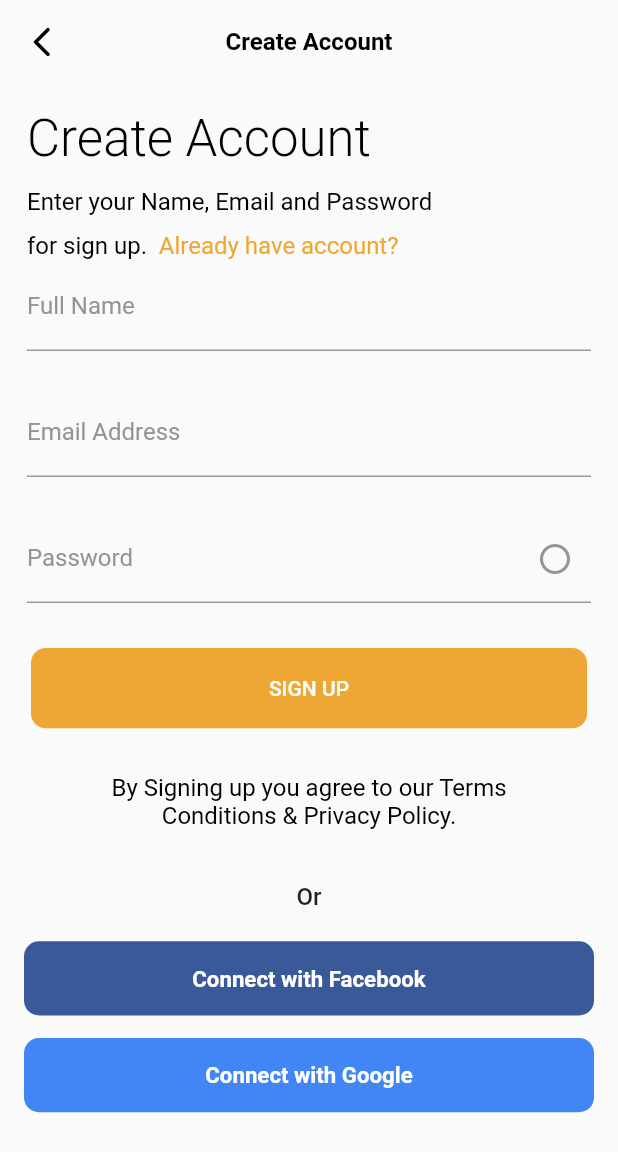
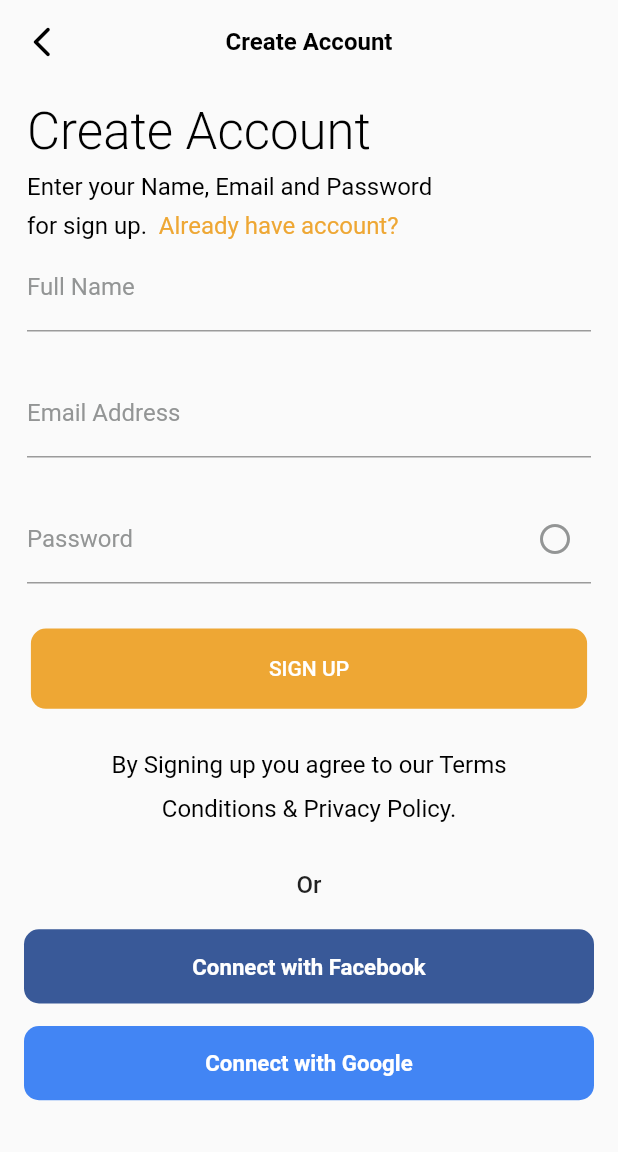
Before and after one commit to bimm1010/food_service, a Flutter app: the CreateAccScreen screen opened by its route, on a phone screen of 412 x 824 dp. Shown: the top 1152 px of the screen. Run offline on Flutter 3.47's test engine with Material 2 defaults, Android fonts, the phone set to English and light mode, and no system bars; our stand-ins replace flutter_riverpod, flutter_svg.

Commit message:
change something

```diff
--- a/lib/pages/createAccScreen/btn_login_fb_gg.dart
+++ b/lib/pages/createAccScreen/btn_login_fb_gg.dart
@@ -9,7 +9,7 @@ class BtnFbGg extends StatelessWidget {
   Widget build(BuildContext context) {
     final size = MediaQuery.of(context).size;
     return Padding(
-      padding: const EdgeInsets.only(top: 35, left: 16, right: 16),
+      padding: const EdgeInsets.only(top: 30, left: 16, right: 16),
       child: Column(
         children: [
           const Padding(
--- a/lib/pages/createAccScreen/form_create_acc.dart
+++ b/lib/pages/createAccScreen/form_create_acc.dart
@@ -63,7 +63,7 @@ class FormCreateAcc extends ConsumerWidget {
             autocorrect: false,
           ),
           Padding(
-            padding: const EdgeInsets.only(top: 30, bottom: 30),
+            padding: const EdgeInsets.only(top: 30, bottom: 20),
             child: ElevatedButton(
               style: ButtonStyle(
                 backgroundColor: MaterialStateProperty.all(kColorPrimaryTheme),
@@ -91,7 +91,8 @@ class FormCreateAcc extends ConsumerWidget {
                   style: TextStyle(
                       color: Colors.black,
                       fontSize: 16,
-                      fontWeight: FontWeight.w400),
+                      fontWeight: FontWeight.w400,
+                      height: 1.8),
                   text:
                       'By Signing up you agree to our Terms\nConditions & Privacy Policy.'),
               textAlign: TextAlign.center,
--- a/lib/pages/createAccScreen/title_header.dart
+++ b/lib/pages/createAccScreen/title_header.dart
@@ -18,7 +18,7 @@ class TitleHeaderCreateAccScreen extends StatelessWidget {
               fontSize: 34,
               fontWeight: FontWeight.w300,
               color: Colors.black,
-              height: 1.8,
+              height: 1.6,
             ),
             children: [
               TextSpan(
```
